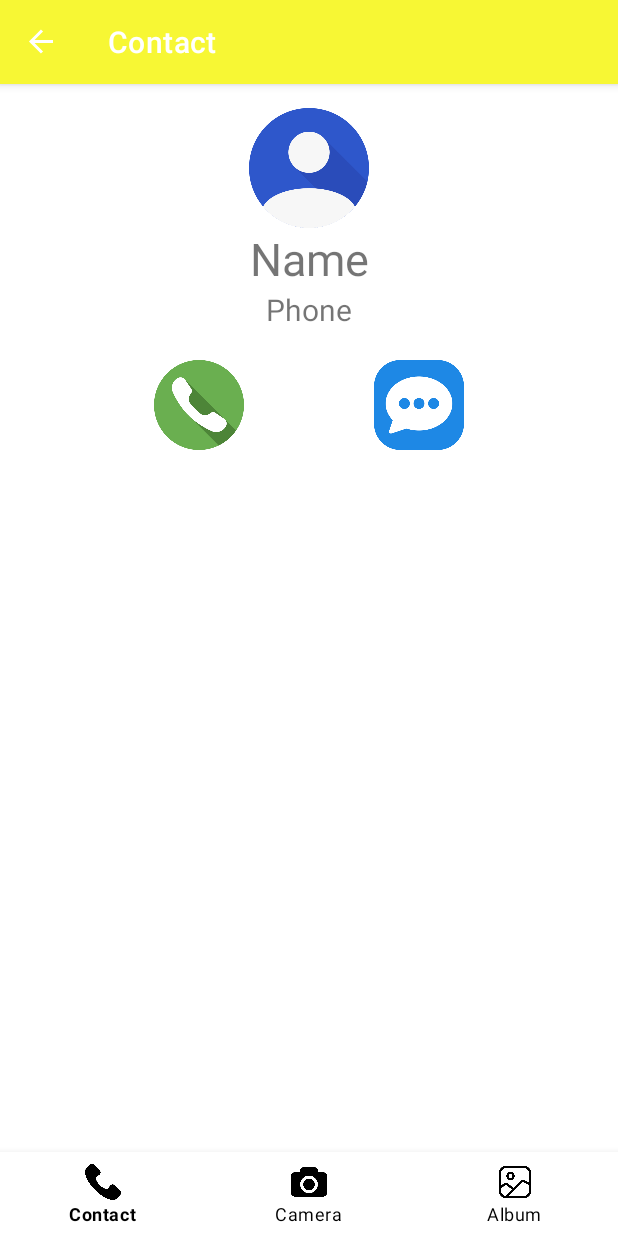
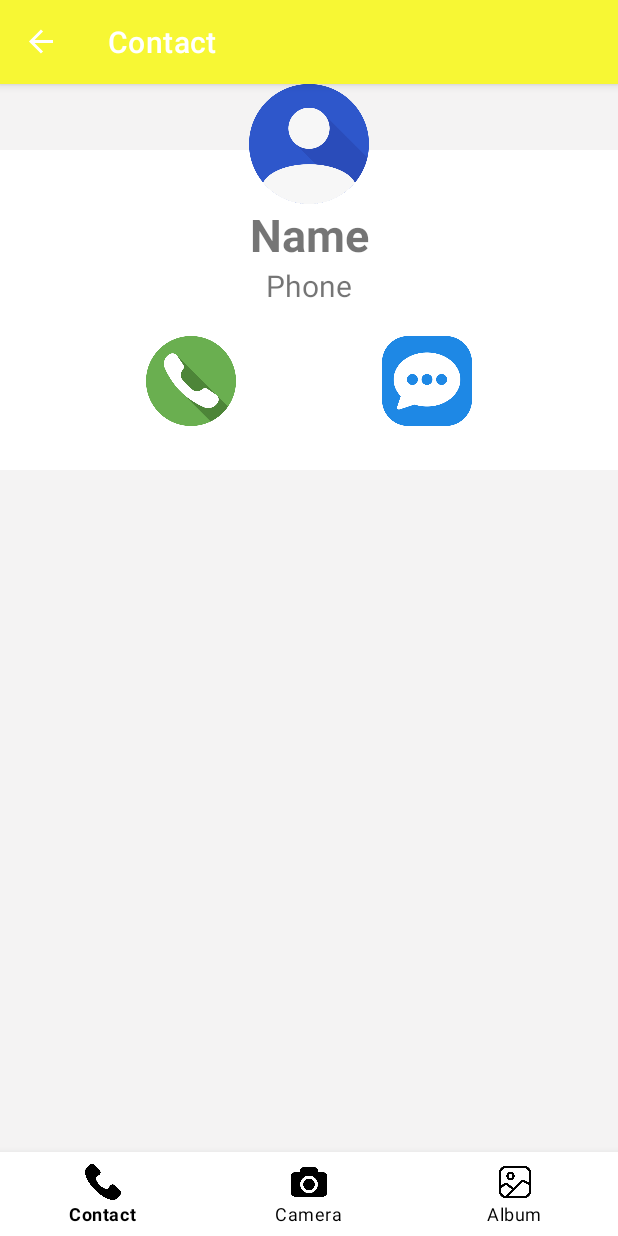
Before and after one commit to rladmstj/git, an Android app: the ContactDetailFragment screen opened through its navigation route, on a phone screen of 412 x 824 dp. Run offline under Robolectric (Android 15) with nearby library versions, the light colour scheme and no system bars; our stand-ins replace navigation-ui.

Commit message:
디자인

```diff
--- a/app/src/main/res/layout/contact_item.xml
+++ b/app/src/main/res/layout/contact_item.xml
@@ -8,8 +8,8 @@
 
     <ImageView
         android:id="@+id/imageView4"
-        android:layout_width="60dp"
-        android:layout_height="60dp"
+        android:layout_width="47dp"
+        android:layout_height="49dp"
         android:layout_marginEnd="12dp"
         app:srcCompat="@drawable/member" />
 
--- a/app/src/main/res/layout/fragment_contact_detail.xml
+++ b/app/src/main/res/layout/fragment_contact_detail.xml
@@ -4,24 +4,36 @@
     xmlns:tools="http://schemas.android.com/tools"
     android:layout_width="match_parent"
     android:layout_height="match_parent"
-    android:padding="16dp"
+
+    android:background="#F4F3F3"
     tools:context=".ui.home.ContactDetailFragment">
+
+    <ImageView
+        android:id="@+id/imageView5"
+        android:layout_width="568dp"
+        android:layout_height="213dp"
+        android:layout_marginTop="44dp"
+        app:layout_constraintEnd_toEndOf="parent"
+        app:layout_constraintStart_toStartOf="parent"
+        app:layout_constraintTop_toTopOf="@+id/imageView3"
+        app:srcCompat="@android:drawable/screen_background_light" />
 
     <ImageView
         android:id="@+id/imageView3"
         android:layout_width="80dp"
         android:layout_height="80dp"
-        android:layout_marginBottom="16dp"
         android:src="@drawable/member"
-        app:layout_constraintTop_toTopOf="parent"
+        app:layout_constraintEnd_toEndOf="parent"
         app:layout_constraintStart_toStartOf="parent"
-        app:layout_constraintEnd_toEndOf="parent" />
+        app:layout_constraintTop_toTopOf="parent" />
 
     <TextView
         android:id="@+id/nameTextView"
         android:layout_width="wrap_content"
         android:layout_height="wrap_content"
         android:text="Name"
+        android:textStyle="bold"
+        android:fontFamily="sans-serif"
         android:textSize="30sp"
         android:layout_marginBottom="8dp"
         app:layout_constraintTop_toBottomOf="@+id/imageView3"
@@ -33,6 +45,7 @@
         android:layout_width="wrap_content"
         android:layout_height="wrap_content"
         android:text="Phone"
+        android:fontFamily="sans-serif"
         android:textSize="20sp"
         android:layout_marginBottom="24dp"
         app:layout_constraintTop_toBottomOf="@+id/nameTextView"
@@ -65,4 +78,6 @@
         app:layout_constraintStart_toEndOf="@+id/callIcon"
         app:layout_constraintTop_toBottomOf="@+id/phoneTextView" />
 
+
+
 </androidx.constraintlayout.widget.ConstraintLayout>
```
